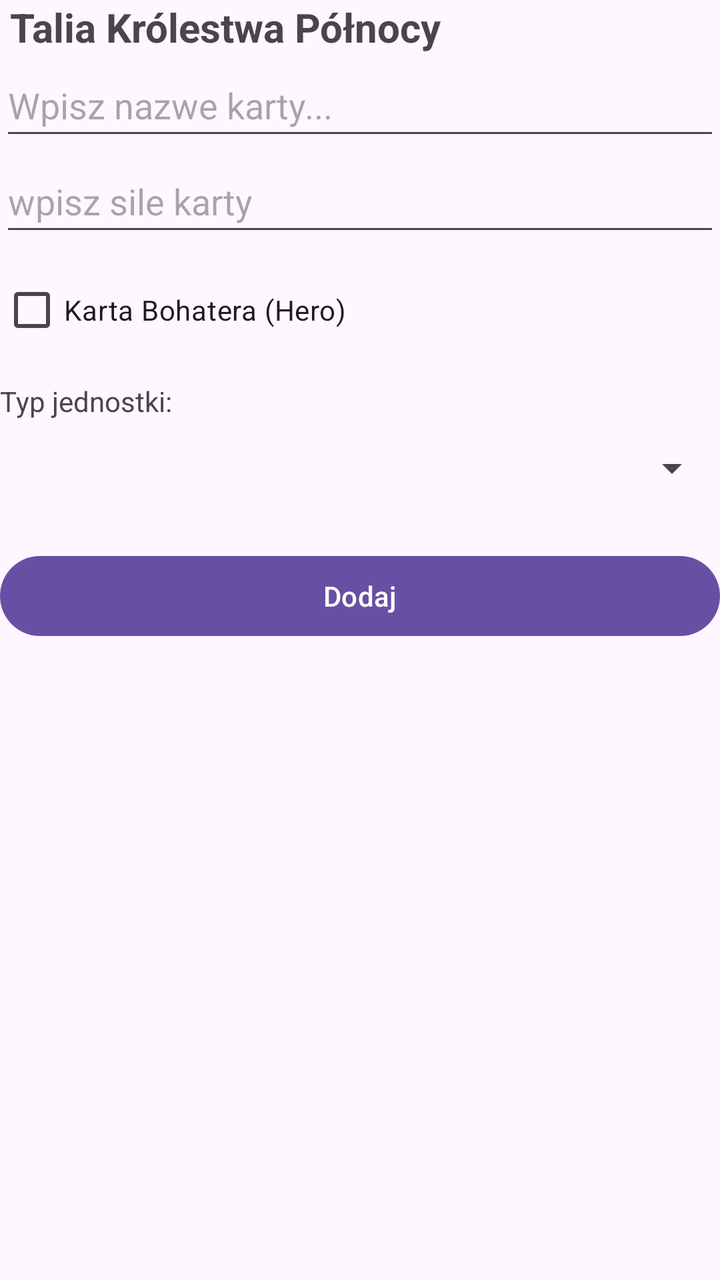
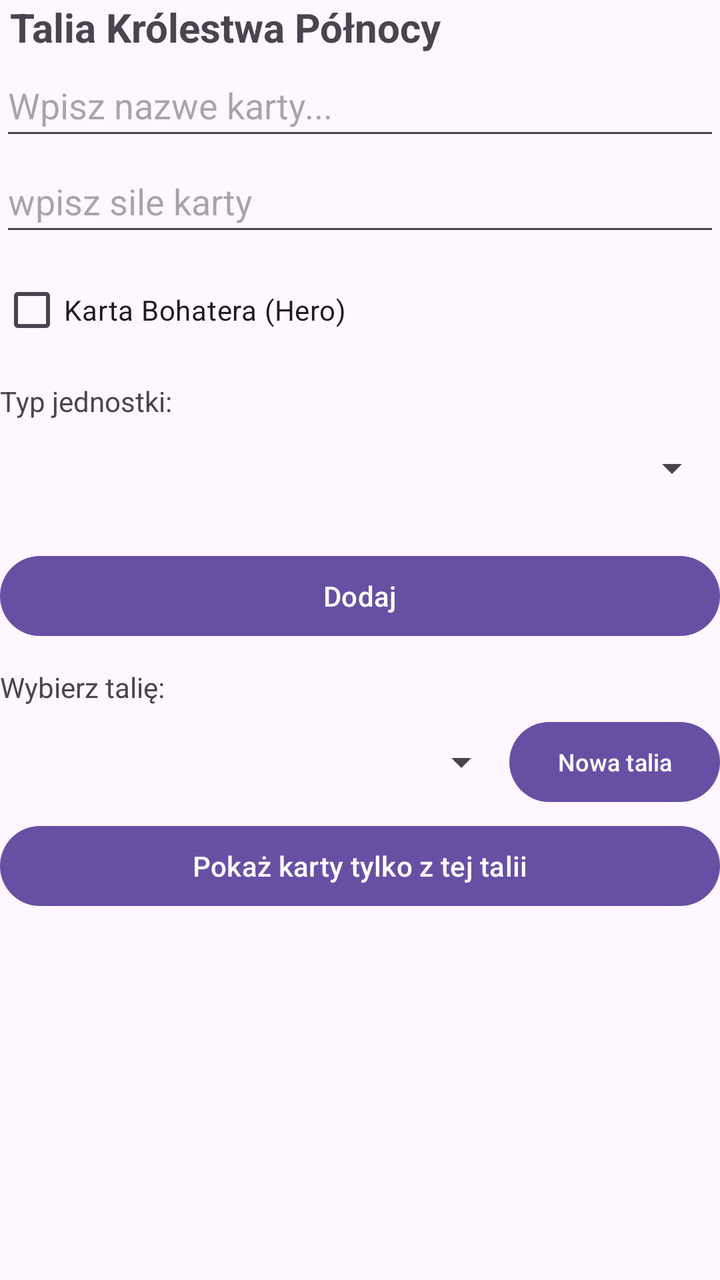

The first picture is an Android layout as it rendered before a commit; the second is the same layout after the commit. The layout source and the unified diff follow.
<!-- AndroidManifest.xml: application theme Theme.Mblkcj6 -->
<!-- res/layout/activity_main.xml -->
<?xml version="1.0" encoding="utf-8"?>
<LinearLayout xmlns:android="http://schemas.android.com/apk/res/android"
    xmlns:app="http://schemas.android.com/apk/res-auto"
    xmlns:tools="http://schemas.android.com/tools"
    android:id="@+id/main"
    android:layout_width="match_parent"
    android:layout_height="match_parent"
    android:orientation="vertical"
    tools:context=".MainActivity">

        <TextView
            android:layout_width="wrap_content"
            android:layout_height="wrap_content"
            android:text=" Talia Królestwa Północy"
            android:textSize="20sp"
            android:textStyle="bold" />

        <EditText
            android:id="@+id/etName"
            android:layout_width="match_parent"
            android:layout_height="48dp"
            android:hint="Wpisz nazwe karty..."
             />

        <EditText
            android:id="@+id/etPower"
            android:layout_width="match_parent"
            android:layout_height="48dp"
            android:hint="wpisz sile karty"
            android:inputType="number" />

        <CheckBox
            android:id="@+id/cbIsHero"
            android:layout_width="wrap_content"
            android:layout_height="wrap_content"
            android:text="Karta Bohatera (Hero)"
            android:layout_marginTop="8dp"/>

        <TextView
            android:layout_width="wrap_content"
            android:layout_height="wrap_content"
            android:text="Typ jednostki:"
            android:layout_marginTop="12dp"/>

        <Spinner
            android:id="@+id/spUnitType"
            android:layout_width="match_parent"
            android:layout_height="48dp"
            />

        <Button
            android:id="@+id/btnAdd"
            android:layout_width="match_parent"
            android:layout_height="wrap_content"
            android:text="Dodaj"
            android:layout_marginTop="16dp"/>

    <ListView
        android:id="@+id/listViewCards"
        android:layout_width="match_parent"
        android:layout_height="match_parent" />


</LinearLayout>
<!-- resources referenced by this layout -->
<resources>
  <style name="Theme.Mblkcj6" parent="Base.Theme.Mblkcj6" />
  <style name="Base.Theme.Mblkcj6" parent="Theme.Material3.DayNight.NoActionBar">
          
          
      </style>
</resources>

<!-- the commit's change to res/layout/activity_main.xml (unified diff, before → after) -->
@@ -55,10 +55,45 @@
             android:text="Dodaj"
             android:layout_marginTop="16dp"/>
 
+    <TextView
+        android:layout_width="wrap_content"
+        android:layout_height="wrap_content"
+        android:text="Wybierz talię:"
+        android:layout_marginTop="12dp"/>
+
+    <LinearLayout
+        android:layout_width="match_parent"
+        android:layout_height="wrap_content"
+        android:orientation="horizontal"
+        android:layout_marginTop="4dp">
+
+        <Spinner
+            android:id="@+id/spDecks"
+            android:layout_width="0dp"
+            android:layout_height="48dp"
+            android:layout_weight="1"/>
+
+        <Button
+            android:id="@+id/btnAddDeck"
+            android:layout_width="wrap_content"
+            android:layout_height="wrap_content"
+            android:text="Nowa talia"
+            android:textSize="12sp"/>
+    </LinearLayout>
+
+    <Button
+        android:id="@+id/btnShowDeckCards"
+        android:layout_width="match_parent"
+        android:layout_height="wrap_content"
+        android:text="Pokaż karty tylko z tej talii"
+        android:layout_marginTop="4dp"/>
+
+
     <ListView
         android:id="@+id/listViewCards"
         android:layout_width="match_parent"
         android:layout_height="match_parent" />
 
 
+
 </LinearLayout>
